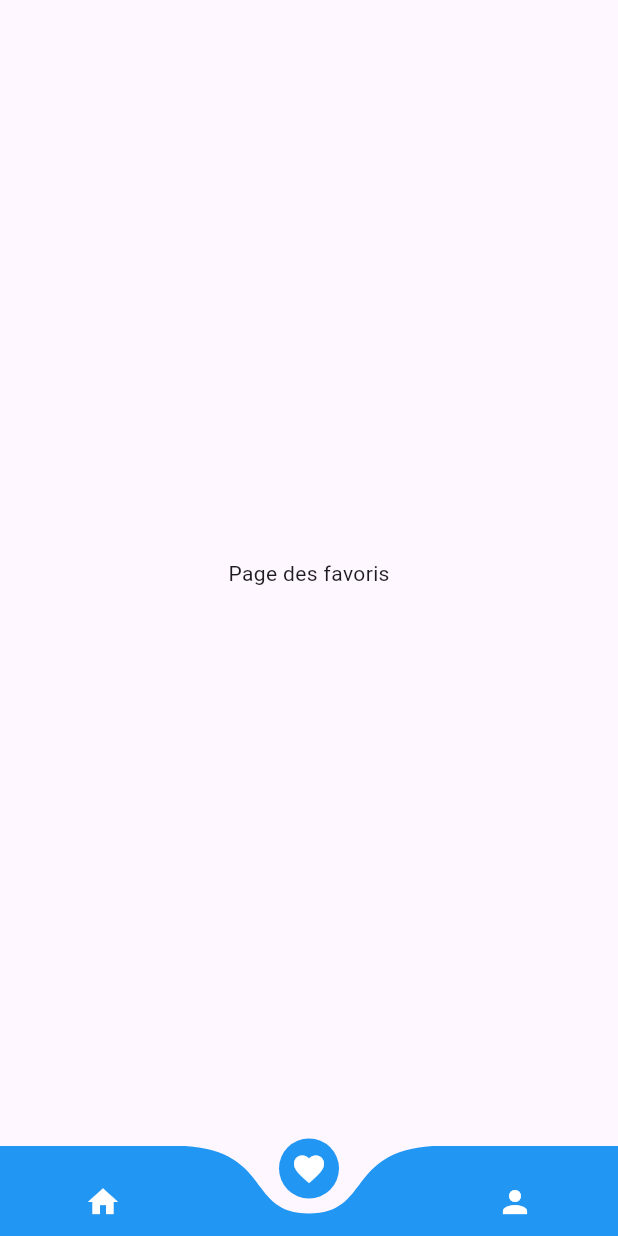
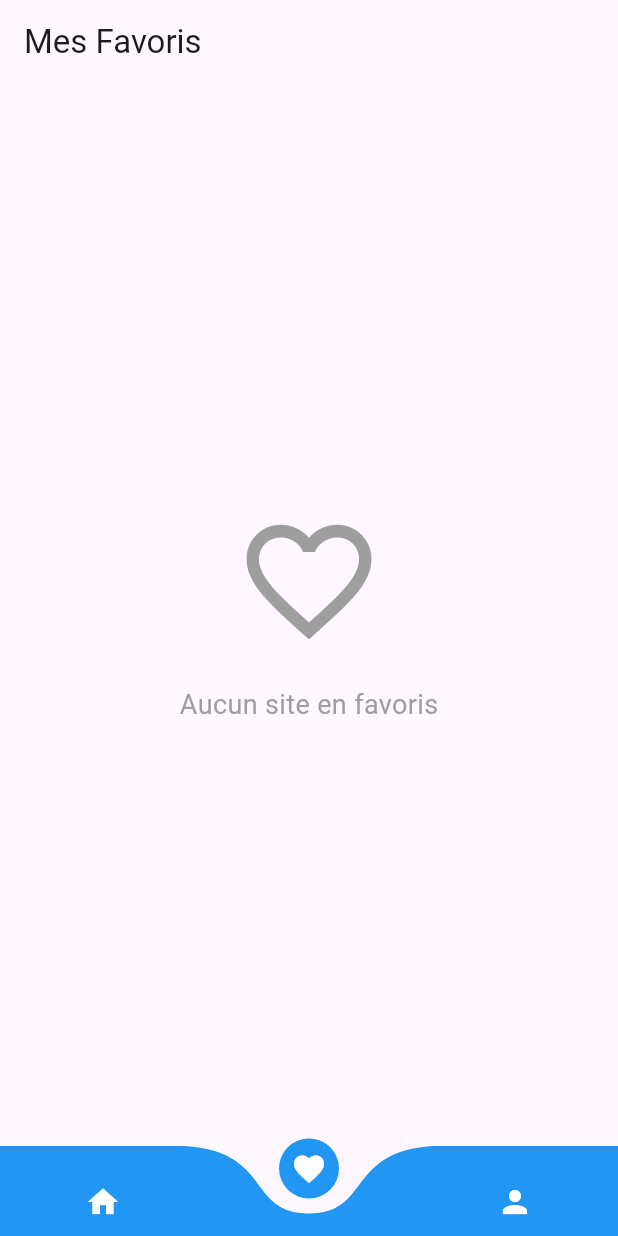
Before and after one commit to El-Dev19/Yadou, a Flutter app: the screen it shows once a user with an empty profile is signed in, item 2 of the bottom bar chosen, on a phone screen of 412 x 824 dp. Run offline on Flutter 3.47's test engine with Material 3 defaults, Android fonts, the phone set to English and light mode, and no system bars; drawn by our look-alikes of curved_navigation_bar; our stand-ins replace cloud_firestore, firebase_auth, firebase_core, gap, go_router, google_fonts; accounts and stored records are empty; network calls fail.

Commit message:
gestion_favoris, design_update_code,tests....

```diff
--- a/lib/all_pages/favorite/pages/favorite_pages.dart
+++ b/lib/all_pages/favorite/pages/favorite_pages.dart
@@ -1,11 +1,71 @@
 // Page des favoris (à implémenter)
 import 'package:flutter/material.dart';
+import 'package:myapp/data/data.dart';
 
-class FavoritesPage extends StatelessWidget {
+class FavoritesPage extends StatefulWidget {
   const FavoritesPage({super.key});
 
   @override
+  _FavoritesPageState createState() => _FavoritesPageState();
+}
+
+class _FavoritesPageState extends State<FavoritesPage> {
+  List<Sites> get favoriteSites {
+    return sitesTouristiques.where((site) => site.isFavorite).toList();
+  }
+
+  @override
   Widget build(BuildContext context) {
-    return Center(child: Text('Page des favoris'));
+    return Scaffold(
+      appBar: AppBar(
+        title: const Text('Mes Favoris'),
+      ),
+      body: favoriteSites.isEmpty
+          ? const Center(
+              child: Column(
+                mainAxisAlignment: MainAxisAlignment.center,
+                children: [
+                  Icon(Icons.favorite_border, size: 100, color: Colors.grey),
+                  SizedBox(height: 20),
+                  Text(
+                    'Aucun site en favoris',
+                    style: TextStyle(fontSize: 18, color: Colors.grey),
+                  ),
+                ],
+              ),
+            )
+          : ListView.builder(
+              itemCount: favoriteSites.length,
+              itemBuilder: (context, index) {
+                final site = favoriteSites[index];
+                return Card(
+                  elevation: 4,
+                  child: ListTile(
+                    leading: CircleAvatar(
+                      backgroundImage: NetworkImage(site.imageUrls[0]),
+                      // child: site.imageUrls.length > 1
+                      //     ? null
+                      //     : Image.network(
+                      //         site.imageUrls[index],
+                      //         width: 100,
+                      //         height: 100,
+                      //         fit: BoxFit.cover,
+                      //       ),
+                    ),
+                    title: Text(site.name),
+                    subtitle: Text(site.lieu),
+                    trailing: IconButton(
+                      icon: Icon(Icons.favorite, color: Colors.blue.shade500),
+                      onPressed: () {
+                        setState(() {
+                          site.isFavorite = false;
+                        });
+                      },
+                    ),
+                  ),
+                );
+              },
+            ),
+    );
   }
 }
--- a/lib/data/class.dart/data_sites.dart
+++ b/lib/data/class.dart/data_sites.dart
@@ -5,6 +5,7 @@ class Sites {
   final String etoile;
   final String lieu;
   final List<String> imageUrls;
+  bool isFavorite;
 
   Sites({
     required this.name,
@@ -13,6 +14,7 @@ class Sites {
     required this.etoile,
     required this.lieu,
     required this.imageUrls,
+    this.isFavorite = false,
   });
 }
 
```
Also changed, not shown: lib/all_pages/screens_home/home/most_visited.dart (+51 -41 lines), lib/forms/gestion_user/users/update_code.dart (+15 -1 lines), lib/forms/ui_forms/login.dart (+4 -3 lines).
